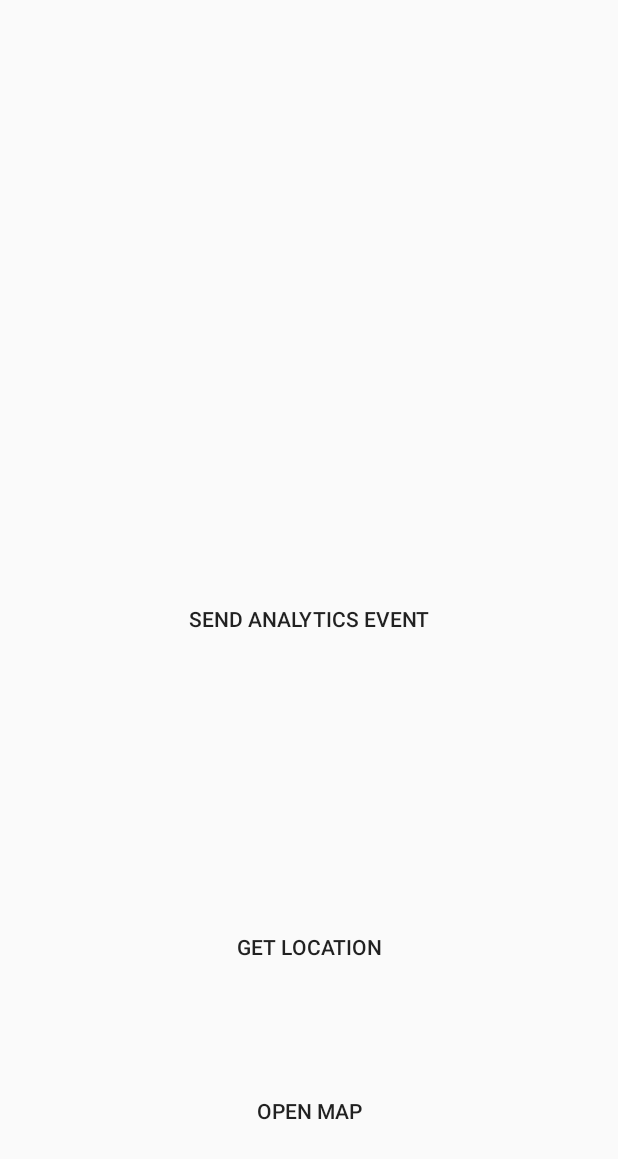
After one commit to MobileUpLLC/huawei_and_google_services, an Android app: the layout fragment_main.xml on its own in the app's theme, with its tools: preview values and no code run, on a phone screen of 412 x 824 dp. The commit adds this screen. Shown: the top 1159 px of the screen. Run offline under Robolectric (Android 15) with nearby library versions, the phone set to English and light mode, and no system bars.

Commit message:
Move buttons from activity to fragment.

```diff
--- /dev/null
+++ b/app/src/main/res/layout/fragment_main.xml
@@ -0,0 +1,44 @@
+<?xml version="1.0" encoding="utf-8"?>
+<androidx.constraintlayout.widget.ConstraintLayout xmlns:android="http://schemas.android.com/apk/res/android"
+    xmlns:app="http://schemas.android.com/apk/res-auto"
+    android:id="@+id/root"
+    android:layout_width="match_parent"
+    android:layout_height="match_parent">
+
+
+    <Button
+        android:id="@+id/textView"
+        android:layout_width="wrap_content"
+        android:layout_height="wrap_content"
+        android:background="?selectableItemBackground"
+        android:padding="16dp"
+        android:text="Send analytics event"
+        app:layout_constraintBottom_toBottomOf="parent"
+        app:layout_constraintLeft_toLeftOf="parent"
+        app:layout_constraintRight_toRightOf="parent"
+        app:layout_constraintTop_toTopOf="parent" />
+
+    <Button
+        android:id="@+id/locationButton"
+        android:layout_width="wrap_content"
+        android:layout_height="wrap_content"
+        android:background="?selectableItemBackground"
+        android:padding="16dp"
+        android:text="Get location"
+        app:layout_constraintBottom_toBottomOf="parent"
+        app:layout_constraintLeft_toLeftOf="parent"
+        app:layout_constraintRight_toRightOf="parent"
+        app:layout_constraintTop_toBottomOf="@id/textView" />
+
+    <Button
+        android:id="@+id/openMapButton"
+        android:layout_width="wrap_content"
+        android:layout_height="wrap_content"
+        android:background="?selectableItemBackground"
+        android:padding="16dp"
+        android:text="Open map"
+        app:layout_constraintBottom_toBottomOf="parent"
+        app:layout_constraintLeft_toLeftOf="parent"
+        app:layout_constraintRight_toRightOf="parent"
+        app:layout_constraintTop_toBottomOf="@id/locationButton" />
+</androidx.constraintlayout.widget.ConstraintLayout>
```
Also changed, not shown: app/src/main/java/ru/kuchanov/huaweiandgoogleservices/ui/MainActivity.kt (+10 -21 lines), app/src/main/java/ru/kuchanov/huaweiandgoogleservices/ui/MainFragment.kt (added, +65 -0 lines), app/src/main/res/layout/activity_main.xml (+8 -21 lines).
